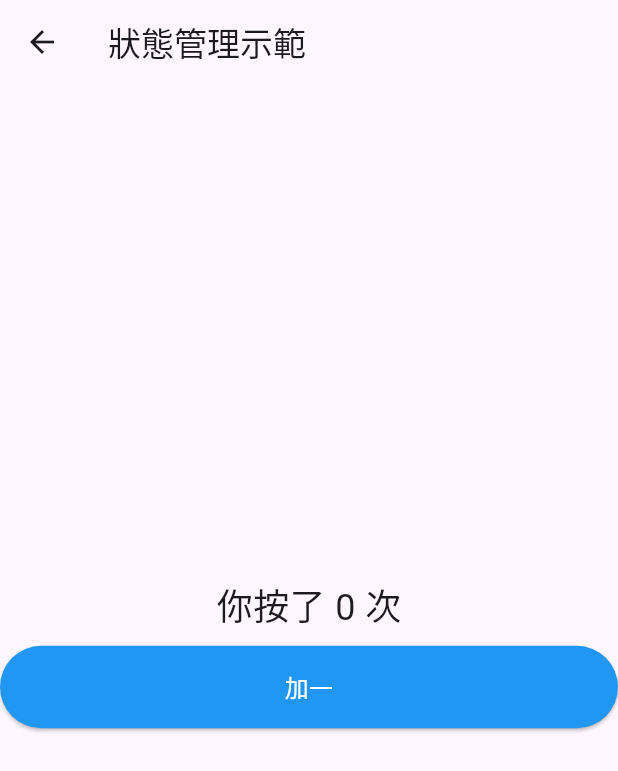
After one commit to cccsdxtw/test_flutter_tips, a Flutter app: the screen it shows after launch, after a tap on "狀態管理", on a phone screen of 412 x 824 dp. The commit adds this screen. Shown: the top 771 px of the screen. Run offline on Flutter 3.47's test engine with Material 3 defaults, Android fonts, the phone set to English and light mode, and no system bars; our stand-ins replace cached_network_image, flutter_bloc, flutter_riverpod, get, logger.

Commit message:
功能系- 共用狀態管理 (共三頁) Provider Riverpod Bloc 我目前推薦 Provider Bloc和Riverpod比較重如非大型專案感覺不必要

```diff
--- a/lib/main.dart
+++ b/lib/main.dart
@@ -1,19 +1,30 @@
 import 'package:flutter/material.dart';
+import 'package:flutter_bloc/flutter_bloc.dart';
+import 'package:flutter_riverpod/flutter_riverpod.dart';
 import 'package:get/get.dart';
 import 'package:test_flutter_tips/tips/animation.dart';
+import 'package:test_flutter_tips/tips/bloc_counter_page.dart';
+import 'package:test_flutter_tips/tips/bloc_e/counter_bloc.dart';
+import 'package:test_flutter_tips/tips/state_management_example.dart';
 
 import 'package:test_flutter_tips/tips/image_loading.dart';
 import 'package:test_flutter_tips/tips/const.dart';
 import 'package:test_flutter_tips/tips/lnit_example.dart';
 import 'package:test_flutter_tips/tips/optimized_list_view.dart';
 import 'package:test_flutter_tips/tips/preparation.dart';
+import 'package:test_flutter_tips/tips/provider_counter_example.dart';
+import 'package:test_flutter_tips/tips/riverpod_counter_example.dart';
 import 'package:test_flutter_tips/tips/smart_list_view.dart';
 import 'package:test_flutter_tips/tips/value_notifier_example.dart';
 
 import 'element/tip_button.dart';
 
 void main() {
-  runApp(const MyApp());
+  runApp(
+    const ProviderScope( // 👈 用 ProviderScope 包住整個 app
+      child: MyApp(),
+    ),
+  );
 }
 
 class MyApp extends StatelessWidget {
@@ -21,6 +32,7 @@ class MyApp extends StatelessWidget {
 
   @override
   Widget build(BuildContext context) {
+
     return  GetMaterialApp(home: HomePage()); //正常入口
     // return  const GetMaterialApp(home: const InitExample());  //測試入口 做什麼改什麼
   }
@@ -31,6 +43,13 @@ class HomePage extends StatelessWidget {
 
   // 頁面配置：這裡可以使用配置文件來進行更動態的頁面註冊
   final Map<String, Widget> pageMap = {
+    '共用狀態管理Bloc': BlocProvider(
+      create: (_) => CounterBloc(),
+      child: const BlocCounterPage(),
+    ),
+    '共用狀態管理Riverpod': const RiverpodCounterExample(),
+    '共用狀態管理Provider\n感覺以後可以用這個': const ProviderCounterExample(),
+    '狀態管理': const StateManagementExample(),
     '動畫優化': const AnimationPage(),
     '關於圖片讀取': const ImageLoading(),
     'ListView真。三段載入\n真的難用 不推薦': const SmartListView(),
@@ -64,7 +83,7 @@ class HomePage extends StatelessWidget {
           children: buttons.map((buttonData) {
             return TipButton(
               text: buttonData.text,
-              onPressed: () => Get.to(buttonData.targetPage),
+              onPressed: () => Get.to(  ProviderScope(child: buttonData.targetPage)),
             );
           }).toList(),
         ),
--- /dev/null
+++ b/lib/tips/bloc_e/counter_event.dart
@@ -0,0 +1,6 @@
+// lib/blocs/counter_event.dart
+abstract class CounterEvent {}
+
+class IncrementCounterEvent extends CounterEvent {}
+
+class DecrementCounterEvent extends CounterEvent {}
--- /dev/null
+++ b/lib/tips/model/counter_model.dart
@@ -0,0 +1,17 @@
+import 'package:flutter/cupertino.dart';
+
+class CounterModel with ChangeNotifier {
+  int _count = 0;
+
+  int get count => _count;
+
+  void increment() {
+    _count++;
+    notifyListeners();
+  }
+
+  void decrement() {
+    _count--;
+    notifyListeners();
+  }
+}
--- /dev/null
+++ b/lib/tips/state_management_example.dart
@@ -0,0 +1,67 @@
+import 'package:flutter/material.dart';
+import 'package:provider/provider.dart';
+
+import '../element/tip_button.dart';
+
+// 這是資料邏輯（ViewModel）
+class CounterModel extends ChangeNotifier {
+  int _count = 0;
+
+  int get count => _count;
+
+  void increment() {
+    _count++;
+    notifyListeners(); // 通知 UI 更新
+  }
+}
+
+// 這是主頁面
+class StateManagementExample extends StatelessWidget {
+  const StateManagementExample({super.key});
+
+  @override
+  Widget build(BuildContext context) {
+    return ChangeNotifierProvider(
+      create: (_) => CounterModel(), // 提供 CounterModel 給下層使用
+      child: Scaffold(
+        appBar: AppBar(title: const Text('狀態管理示範')),
+        body: const Center(
+            child:
+                Column(mainAxisAlignment: MainAxisAlignment.center, children: [
+          CounterView(),
+          const IncrementButton(),
+        ])),
+      ),
+    );
+  }
+}
+
+// UI 部分：顯示計數
+class CounterView extends StatelessWidget {
+  const CounterView({super.key});
+
+  @override
+  Widget build(BuildContext context) {
+    return Consumer<CounterModel>(
+      builder: (context, model, child) {
+        return Text(
+          '你按了 ${model.count} 次',
+          style: const TextStyle(fontSize: 24),
+        );
+      },
+    );
+  }
+}
+
+// UI 部分：增加按鈕
+class IncrementButton extends StatelessWidget {
+  const IncrementButton({super.key});
+
+  @override
+  Widget build(BuildContext context) {
+    return TipButton(
+      onPressed: () => context.read<CounterModel>().increment(),
+      text: '加一',
+    );
+  }
+}
--- a/pubspec.yaml
+++ b/pubspec.yaml
@@ -37,6 +37,11 @@ dependencies:
   # Use with the CupertinoIcons class for iOS style icons.
   cupertino_icons: ^1.0.6
   cached_network_image: ^3.3.1
+  provider: ^6.1.1
+  flutter_riverpod: ^2.4.0 # 這是常用的版本，可以根據你的 SDK 選用最新版本
+  hooks_riverpod: ^2.4.0
+  flutter_hooks: ^0.20.3
+  flutter_bloc: ^8.0.1
 
 dev_dependencies:
   flutter_test:
```
Also changed, not shown: lib/tips/bloc_counter_page.dart (added, +49 -0 lines), lib/tips/bloc_e/counter_bloc.dart (added, +33 -0 lines), lib/tips/bloc_e/counter_state.dart (added, +9 -0 lines), lib/tips/provider_counter_example.dart (added, +46 -0 lines), lib/tips/riverpod_counter_example.dart (added, +36 -0 lines), pubspec.lock.
